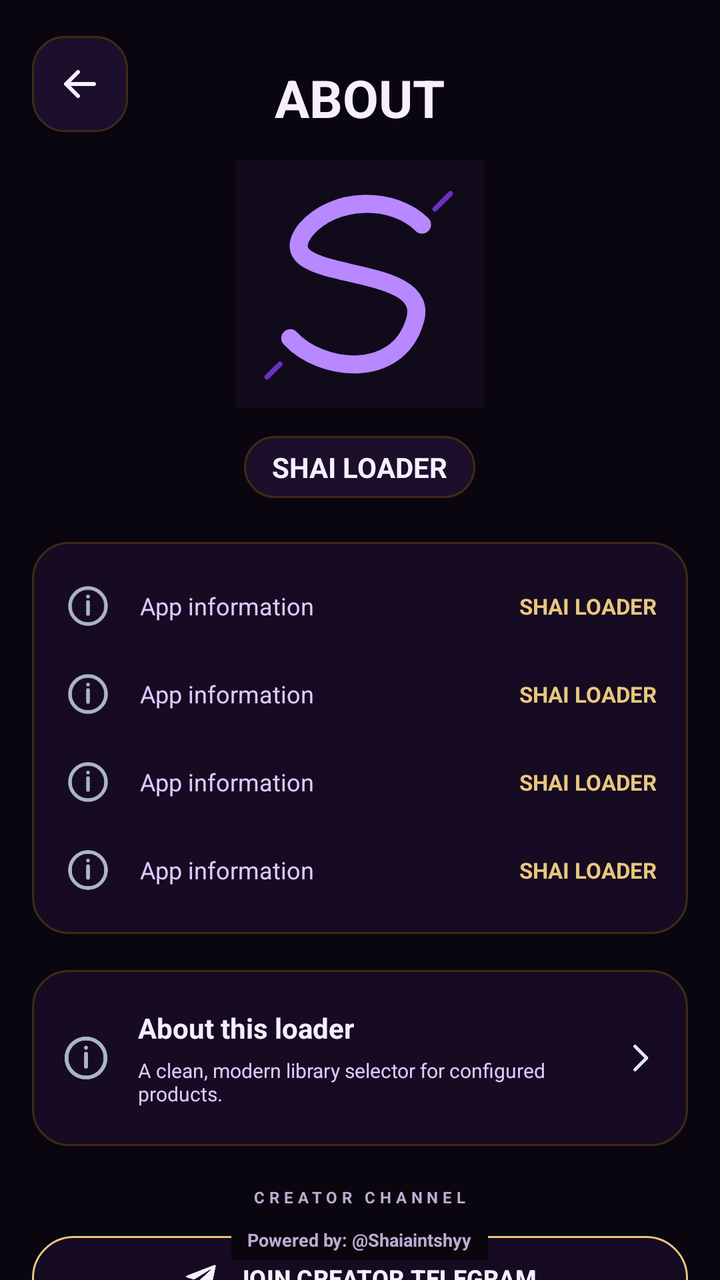
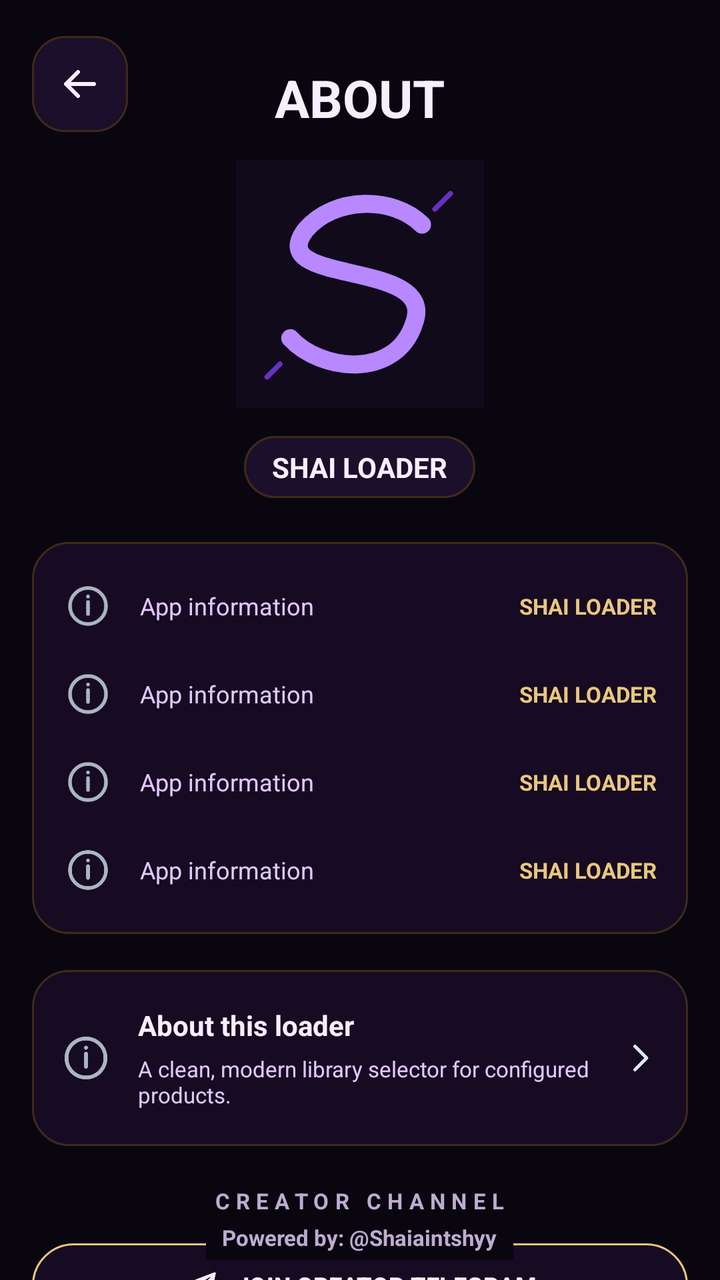

The first picture is an Android layout as it rendered before a commit; the second is the same layout after the commit. The layout source and the unified diff follow.
<!-- AndroidManifest.xml: application theme AppTheme -->
<!-- res/layout/activity_about.xml -->
<?xml version="1.0" encoding="utf-8"?>
<FrameLayout xmlns:android="http://schemas.android.com/apk/res/android"
    xmlns:app="http://schemas.android.com/apk/res-auto"
    android:layout_width="match_parent"
    android:layout_height="match_parent"
    android:background="@color/loader_background">

    <ScrollView
        android:id="@+id/about_scroll"
        android:layout_width="match_parent"
        android:layout_height="match_parent"
        android:fillViewport="true"
        android:scrollbars="none">

        <LinearLayout
            android:layout_width="match_parent"
            android:layout_height="wrap_content"
            android:clipToPadding="false"
            android:gravity="center_horizontal"
            android:orientation="vertical"
            android:paddingStart="16dp"
            android:paddingTop="18dp"
            android:paddingEnd="16dp"
            android:paddingBottom="72dp">

            <FrameLayout
                android:layout_width="match_parent"
                android:layout_height="62dp">

                <ImageButton
                    android:id="@+id/about_back"
                    android:layout_width="48dp"
                    android:layout_height="48dp"
                    android:background="@drawable/about_back_button"
                    android:contentDescription="Back"
                    android:padding="10dp"
                    android:src="@drawable/ic_arrow_left"
                    app:tint="@color/loader_text_primary" />

                <LinearLayout
                    android:layout_width="match_parent"
                    android:layout_height="wrap_content"
                    android:layout_gravity="center"
                    android:gravity="center"
                    android:orientation="vertical">

                    <TextView
                        android:layout_width="wrap_content"
                        android:layout_height="wrap_content"
                        android:text="ABOUT"
                        android:textColor="@color/loader_text_primary"
                        android:textSize="26sp"
                        android:textStyle="bold" />

                </LinearLayout>
            </FrameLayout>

            <ImageView
                android:id="@+id/about_logo"
                android:layout_width="124dp"
                android:layout_height="124dp"
                android:background="@drawable/circle"
                android:contentDescription="SHAI logo"
                android:scaleType="centerCrop"
                android:src="@drawable/shai_mark" />

            <TextView
                android:id="@+id/about_pill"
                android:layout_width="wrap_content"
                android:layout_height="wrap_content"
                android:layout_marginTop="14dp"
                android:background="@drawable/about_pill"
                android:text="SHAI LOADER"
                android:textColor="@color/loader_text_primary"
                android:textSize="14sp"
                android:textStyle="bold" />

            <LinearLayout
                android:layout_width="match_parent"
                android:layout_height="wrap_content"
                android:id="@+id/about_details_card"
                android:layout_marginTop="22dp"
                android:background="@drawable/about_card"
                android:orientation="vertical"
                android:paddingStart="16dp"
                android:paddingTop="10dp"
                android:paddingEnd="16dp"
                android:paddingBottom="10dp">

                <include
                    android:id="@+id/detail_developer"
                    layout="@layout/item_about_detail" />
                <include
                    android:id="@+id/detail_username"
                    layout="@layout/item_about_detail" />
                <include
                    android:id="@+id/detail_channel"
                    layout="@layout/item_about_detail" />
                <include
                    android:id="@+id/detail_version"
                    layout="@layout/item_about_detail" />
            </LinearLayout>

            <LinearLayout
                android:layout_width="match_parent"
                android:layout_height="wrap_content"
                android:id="@+id/about_info_card"
                android:layout_marginTop="18dp"
                android:background="@drawable/about_card"
                android:gravity="center_vertical"
                android:minHeight="88dp"
                android:orientation="horizontal"
                android:padding="14dp">

                <ImageView
                    android:layout_width="26dp"
                    android:layout_height="26dp"
                    android:contentDescription="About this app"
                    android:src="@drawable/ic_about" />

                <LinearLayout
                    android:layout_width="0dp"
                    android:layout_height="wrap_content"
                    android:layout_marginStart="13dp"
                    android:layout_weight="1"
                    android:orientation="vertical">

                    <TextView
                        android:layout_width="wrap_content"
                        android:layout_height="wrap_content"
                        android:text="About this loader"
                        android:textColor="@color/loader_text_primary"
                        android:textSize="14sp"
                        android:textStyle="bold" />

                    <TextView
                        android:layout_width="wrap_content"
                        android:layout_height="wrap_content"
                        android:layout_marginTop="5dp"
                        android:text="A clean, modern library selector for configured products."
                        android:textColor="@color/loader_text_secondary"
                        android:textSize="10sp" />
                </LinearLayout>

                <ImageView
                    android:layout_width="20dp"
                    android:layout_height="20dp"
                    android:contentDescription="More information"
                    android:src="@drawable/ic_chevron_right" />
            </LinearLayout>

            <TextView
                android:layout_width="wrap_content"
                android:layout_height="wrap_content"
                android:layout_marginTop="20dp"
                android:letterSpacing="0.28"
                android:text="CREATOR CHANNEL"
                android:textColor="@color/loader_text_muted"
                android:textSize="8sp"
                android:textStyle="bold" />

            <com.google.android.material.button.MaterialButton
                android:id="@+id/about_telegram"
                android:layout_width="match_parent"
                android:layout_height="50dp"
                android:layout_marginTop="10dp"
                android:text="JOIN CREATOR TELEGRAM"
                android:textColor="@color/loader_text_primary"
                android:textSize="12sp"
                android:textStyle="bold"
                app:backgroundTint="@color/loader_surface"
                app:cornerRadius="25dp"
                app:icon="@drawable/ic_telegram"
                app:iconGravity="textStart"
                app:iconTint="@color/loader_text_primary"
                app:strokeColor="@color/loader_accent"
                app:strokeWidth="1dp" />

        </LinearLayout>
    </ScrollView>

    <TextView
        android:layout_width="wrap_content"
        android:layout_height="wrap_content"
        android:layout_gravity="bottom|center_horizontal"
        android:layout_marginBottom="10dp"
        android:background="@color/loader_background"
        android:paddingStart="8dp"
        android:paddingTop="4dp"
        android:paddingEnd="8dp"
        android:paddingBottom="4dp"
        android:text="Powered by: @Shaiaintshyy"
        android:textColor="@color/loader_text_muted"
        android:textSize="9sp"
        android:textStyle="bold" />
</FrameLayout>
<!-- res/layout/item_about_detail.xml (included above) -->
<?xml version="1.0" encoding="utf-8"?>
<LinearLayout xmlns:android="http://schemas.android.com/apk/res/android"
    android:layout_width="match_parent"
    android:layout_height="44dp"
    android:gravity="center_vertical"
    android:orientation="horizontal">

    <ImageView
        android:id="@+id/about_detail_icon"
        android:layout_width="24dp"
        android:layout_height="24dp"
        android:contentDescription="Detail"
        android:src="@drawable/ic_about" />

    <TextView
        android:id="@+id/about_detail_label"
        android:layout_width="0dp"
        android:layout_height="wrap_content"
        android:layout_marginStart="14dp"
        android:layout_weight="1"
        android:text="App information"
        android:textColor="@color/loader_text_secondary"
        android:textSize="12sp" />

    <TextView
        android:id="@+id/about_detail_value"
        android:layout_width="wrap_content"
        android:layout_height="wrap_content"
        android:gravity="end"
        android:text="SHAI LOADER"
        android:textColor="@color/loader_accent"
        android:textSize="11sp"
        android:textStyle="bold" />
</LinearLayout>
<!-- resources referenced by this layout -->
<resources>
  <color name="loader_accent">#E9C77E</color>
  <color name="loader_background">#0A0610</color>
  <color name="loader_surface">#160B22</color>
  <color name="loader_text_muted">#BCADD1</color>
  <color name="loader_text_primary">#F6EFFF</color>
  <color name="loader_text_secondary">#E2C7FF</color>
  <!-- drawable about_back_button (drawable) -->
  <?xml version="1.0" encoding="utf-8"?>
  <shape xmlns:android="http://schemas.android.com/apk/res/android">
      <solid android:color="@color/loader_surface_alt" />
      <corners android:radius="16dp" />
      <stroke android:width="1dp" android:color="@color/loader_border_soft" />
  </shape>
  <!-- drawable about_card (drawable) -->
  <?xml version="1.0" encoding="utf-8"?>
  <shape xmlns:android="http://schemas.android.com/apk/res/android">
      <solid android:color="@color/loader_surface" />
      <corners android:radius="18dp" />
      <stroke android:width="1dp" android:color="@color/loader_border_soft" />
  </shape>
  <!-- drawable about_pill (drawable) -->
  <?xml version="1.0" encoding="utf-8"?>
  <shape xmlns:android="http://schemas.android.com/apk/res/android">
      <solid android:color="@color/loader_surface_alt" />
      <corners android:radius="20dp" />
      <stroke android:width="1dp" android:color="@color/loader_border_soft" />
      <padding android:left="14dp" android:top="6dp" android:right="14dp" android:bottom="6dp" />
  </shape>
  <!-- drawable circle (drawable) -->
  <shape xmlns:android="http://schemas.android.com/apk/res/android"
      android:shape="oval">
      <solid android:color="@android:color/transparent"/>
  </shape>
  <!-- drawable ic_about (drawable) -->
  <?xml version="1.0" encoding="utf-8"?>
  <vector xmlns:android="http://schemas.android.com/apk/res/android" android:width="20dp" android:height="20dp" android:viewportWidth="24" android:viewportHeight="24">
      <path android:fillColor="@android:color/transparent" android:pathData="M12,3a9,9 0,1 0,0 18,9 9,0 0,0 0,-18zM12,10v6M12,7.2v0.1" android:strokeColor="#AAB5C2" android:strokeWidth="1.8" android:strokeLineCap="round" />
  </vector>
  <!-- drawable ic_arrow_left (drawable) -->
  <?xml version="1.0" encoding="utf-8"?>
  <vector xmlns:android="http://schemas.android.com/apk/res/android"
      android:width="24dp"
      android:height="24dp"
      android:viewportWidth="24"
      android:viewportHeight="24">
      <path
          android:fillColor="@android:color/transparent"
          android:pathData="M19,12H5M11,6L5,12l6,6"
          android:strokeColor="@color/loader_text_primary"
          android:strokeWidth="2"
          android:strokeLineCap="round"
          android:strokeLineJoin="round" />
  </vector>
  <!-- drawable ic_chevron_right (drawable) -->
  <?xml version="1.0" encoding="utf-8"?>
  <vector xmlns:android="http://schemas.android.com/apk/res/android" android:width="18dp" android:height="18dp" android:viewportWidth="24" android:viewportHeight="24">
      <path android:fillColor="@android:color/transparent" android:pathData="M9,5L16,12L9,19" android:strokeColor="#DCE4ED" android:strokeWidth="2" android:strokeLineCap="round" android:strokeLineJoin="round" />
  </vector>
  <!-- drawable ic_telegram (drawable) -->
  <?xml version="1.0" encoding="utf-8"?>
  <vector xmlns:android="http://schemas.android.com/apk/res/android" android:width="20dp" android:height="20dp" android:viewportWidth="24" android:viewportHeight="24">
      <path android:fillColor="#F1F4F8" android:pathData="M21.6,4.2L18.5,19c-0.2,1 -0.8,1.2 -1.6,0.8l-4.5,-3.3 -2.2,2.1c-0.2,0.2 -0.4,0.4 -0.8,0.4l0.3,-4.6 8.4,-7.6c0.4,-0.3 -0.1,-0.5 -0.6,-0.2L7.1,13.1 2.6,11.7c-1,-0.3 -1,-1 0.2,-1.5L20.4,3.4c0.8,-0.3 1.5,0.2 1.2,0.8z" />
  </vector>
  <color name="loader_surface_alt">#1C0F2B</color>
  <color name="loader_border_soft">#3F2B16</color>
  <color name="background_color_dark">#0A0610</color>
  <color name="textColor">#F6EFFF</color>
  <color name="max_gold">#E9C77E</color>
  <color name="max_orchid">#E2C7FF</color>
  <!-- unchanged entries left out for length: 2 -->
</resources>

<!-- the commit's change to res/layout/activity_about.xml (unified diff, before → after) -->
@@ -139,7 +139,7 @@
                         android:layout_marginTop="5dp"
                         android:text="A clean, modern library selector for configured products."
                         android:textColor="@color/loader_text_secondary"
-                        android:textSize="10sp" />
+                        android:textSize="11sp" />
                 </LinearLayout>
 
                 <ImageView
@@ -156,7 +156,7 @@
                 android:letterSpacing="0.28"
                 android:text="CREATOR CHANNEL"
                 android:textColor="@color/loader_text_muted"
-                android:textSize="8sp"
+                android:textSize="11sp"
                 android:textStyle="bold" />
 
             <com.google.android.material.button.MaterialButton
@@ -191,7 +191,7 @@
         android:paddingBottom="4dp"
         android:text="Powered by: @Shaiaintshyy"
         android:textColor="@color/loader_text_muted"
-        android:textSize="9sp"
+        android:textSize="11sp"
         android:textStyle="bold" />
 </FrameLayout>
 <!-- res/layout/item_about_detail.xml (included above) -->
